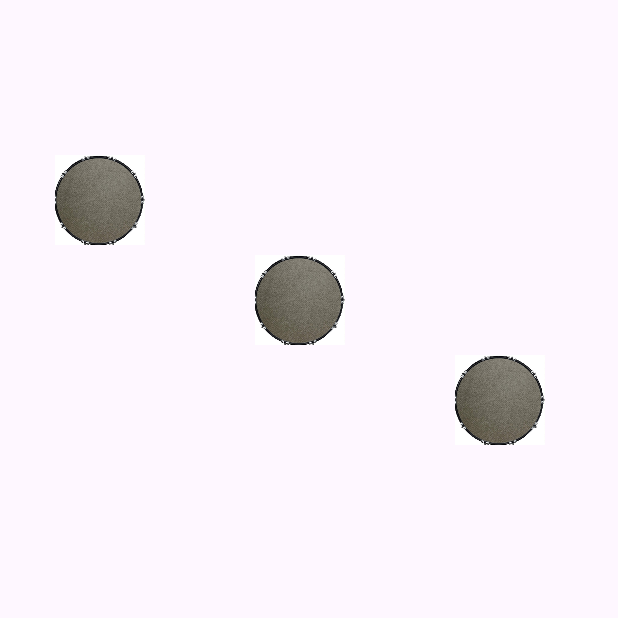
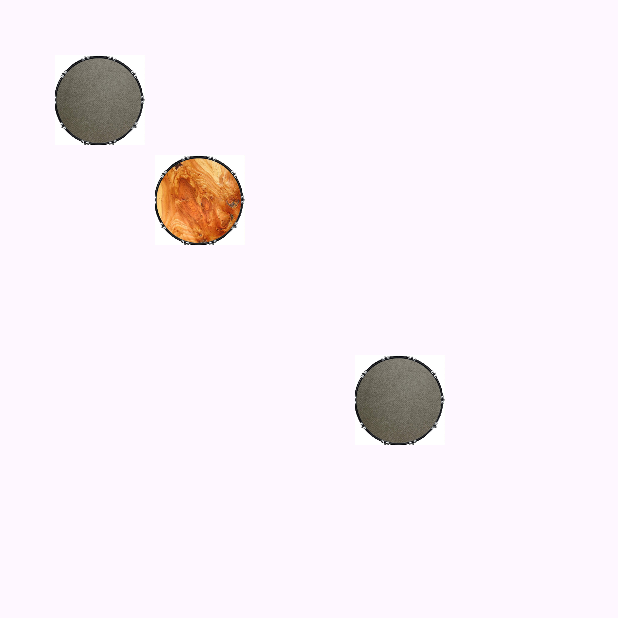
Before and after one commit to luis09157/DrumsIA, an Android app: the screen it shows after launch (MainActivity), on a phone screen of 412 x 824 dp, the top half of it. Run offline under Robolectric (Android 15) with nearby library versions, the phone set to English and light mode, and no system bars.

Commit message:
con sonido

```diff
--- a/app/src/main/java/com/example/drumsia/MainActivity.kt
+++ b/app/src/main/java/com/example/drumsia/MainActivity.kt
@@ -1,16 +1,22 @@
 package com.example.drumsia
 
+import android.animation.ObjectAnimator
+import android.animation.ValueAnimator
 import android.content.Context
 import android.graphics.Bitmap
 import android.graphics.BitmapFactory
 import android.graphics.Canvas
-import android.media.midi.MidiManager
 import androidx.appcompat.app.AppCompatActivity
 import android.os.Bundle
+import android.transition.Fade
+import android.transition.TransitionManager
+import android.util.DisplayMetrics
 import android.view.MotionEvent
 import android.view.View
+import android.view.animation.AlphaAnimation
+import android.view.animation.LinearInterpolator
+import com.example.drumsia.Model.Drum
 import com.example.drumsia.Reproductor.UtilPlayer
-import java.io.IOException
 
 class MainActivity : AppCompatActivity() {
     override fun onCreate(savedInstanceState: Bundle?) {
@@ -18,21 +24,19 @@ class MainActivity : AppCompatActivity() {
         val drumKitView = DrumKitView(this)
         setContentView(drumKitView)
     }
-
-    private data class Drum(val id: String, val midiResourceId: Int, val bitmap: Bitmap, val scale: Float, var xPosition: Float, var yPosition: Float)
-
     private class DrumKitView(context: Context) : View(context) {
 
         private val drums = mutableListOf<Drum>()
-        private val midiManager = context.getSystemService(Context.MIDI_SERVICE) as MidiManager
 
         init {
             // Carga las imágenes desde recursos y establece las escalas y posiciones
-            drums.add(Drum("Drum1", R.raw.drum_1, loadBitmap(R.drawable.drum1), 0.1f, 100f, 200f))
-            drums.add(Drum("Drum2", R.raw.drum_2, loadBitmap(R.drawable.drum1), 0.1f, 300f, 300f))
-            drums.add(Drum("Drum3", R.raw.drum_3, loadBitmap(R.drawable.drum1), 0.1f, 500f, 400f))
+            drums.add(Drum("Drum1", R.raw.drum_1, loadBitmap(R.drawable.drum1), 0.1f, 100f, 100f,50f))
+            drums.add(Drum("Drum2", R.raw.drum_2, loadBitmap(R.drawable.drum2), 0.1f, 200f, 200f,60f))
+            drums.add(Drum("Drum3", R.raw.drum_3, loadBitmap(R.drawable.drum1), 0.1f, 400f, 400f,60f))
+
             // Agrega más imágenes, escalas y posiciones según sea necesario
             setOnTouchListener { _, event -> handleTouch(event) }
+
         }
 
         private fun loadBitmap(resId: Int): Bitmap {
@@ -50,9 +54,19 @@ class MainActivity : AppCompatActivity() {
 
         private fun drawDrum(canvas: Canvas, drum: Drum) {
             // Ajusta el tamaño del tambor con el parámetro de escala asociado
-            val scaledBitmap = Bitmap.createScaledBitmap(drum.bitmap, (drum.bitmap.width * drum.scale).toInt(), (drum.bitmap.height * drum.scale).toInt(), true)
+            val scaledBitmap = Bitmap.createScaledBitmap(
+                drum.bitmap,
+                (drum.bitmap.width * drum.scale).toInt(),
+                (drum.bitmap.height * drum.scale).toInt(),
+                true
+            )
             // Dibuja la imagen del tambor en la posición especificada en los ejes X e Y
-            canvas.drawBitmap(scaledBitmap, drum.xPosition - scaledBitmap.width / 2f, drum.yPosition - scaledBitmap.height / 2f, null)
+            canvas.drawBitmap(
+                scaledBitmap,
+                drum.xPosition - scaledBitmap.width / 2f,
+                drum.yPosition - scaledBitmap.height / 2f,
+                null
+            )
         }
 
         private fun handleTouch(event: MotionEvent): Boolean {
@@ -67,7 +81,7 @@ class MainActivity : AppCompatActivity() {
                     if (isTouchInsideDrum(touchX, touchY, drum)) {
                         // Se tocó un tambor, realiza la acción deseada
                         println("Tocaste el tambor ${drum.id}")
-                        UtilPlayer.playWav(context,drum.midiResourceId)
+                        UtilPlayer.playWav(context, drum.midiResourceId)
                         // Aquí puedes llamar a la función para reproducir el sonido MIDI o WAV
                         // playMidi(drum.midiResourceId)
                         // playWav(context, drum.wavResourceId)
@@ -88,8 +102,9 @@ class MainActivity : AppCompatActivity() {
             val topY = drum.yPosition - scaledHeight / 2f
             val bottomY = drum.yPosition + scaledHeight / 2f
 
-            return touchX >= leftX && touchX <= rightX && touchY >= topY && touchY <= bottomY
+            return touchX in leftX..rightX && touchY >= topY && touchY <= bottomY
         }
+
 
     }
 }
--- /dev/null
+++ b/app/src/main/java/com/example/drumsia/Model/Drum.kt
@@ -0,0 +1,13 @@
+package com.example.drumsia.Model
+
+import android.graphics.Bitmap
+
+data class Drum(
+ val id: String,
+ val midiResourceId: Int,
+ var bitmap: Bitmap,
+ var scale: Float,
+ var xPosition: Float,
+ var yPosition: Float,
+ val originalYPosition: Float
+)
```
